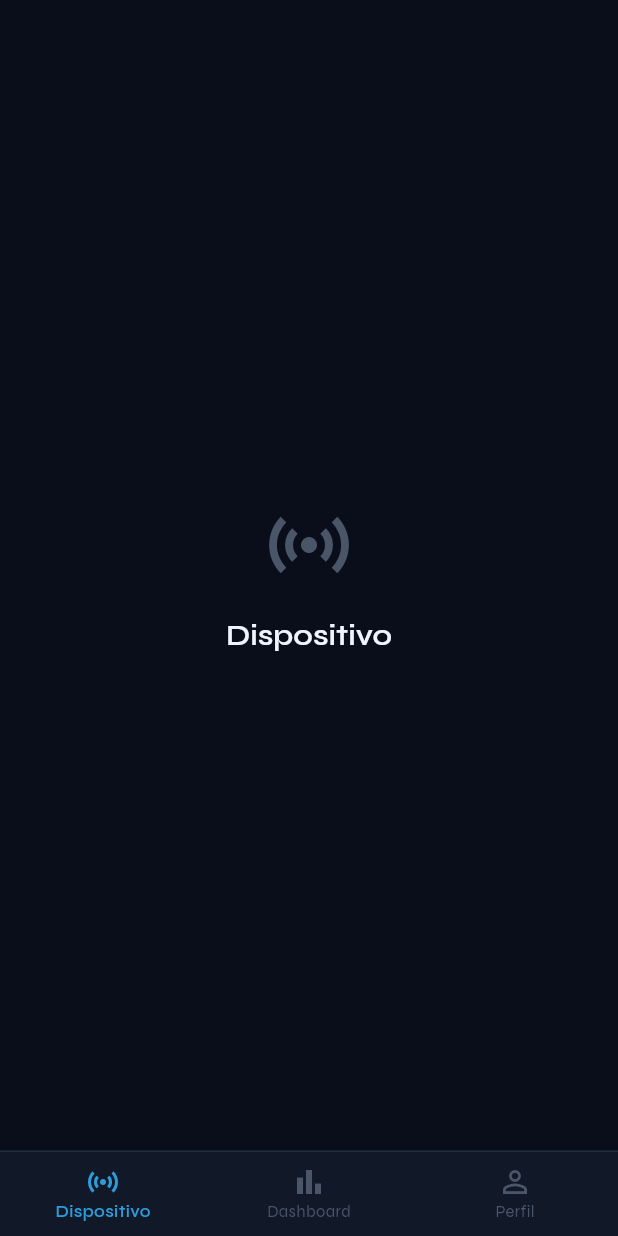
After one commit to vicentearaya/software2, a Flutter app: the MainScreen screen opened directly, on a phone screen of 412 x 824 dp. The commit adds this screen. Run offline on Flutter 3.47's test engine with Material 3 defaults, Android fonts, the phone set to English and light mode, and no system bars; our stand-ins replace google_fonts, shared_preferences; accounts and stored records are empty.

Commit message:
feat: agregar navbar con dispositivo, dashboard y perfil

```diff
--- a/frontend/lib/features/auth/register_screen.dart
+++ b/frontend/lib/features/auth/register_screen.dart
@@ -213,8 +213,9 @@ class _RegisterScreenState extends State<RegisterScreen> {
       ),
       validator: (value) {
         if (value == null || value.isEmpty) return 'Confirma tu contraseña';
-        if (value != _passwordController.text)
+        if (value != _passwordController.text) {
           return 'Las contraseñas no coinciden';
+        }
         return null;
       },
     );
--- /dev/null
+++ b/frontend/lib/features/device/device_screen.dart
@@ -0,0 +1,22 @@
+import 'package:flutter/material.dart';
+import '../../core/constants/app_colors.dart';
+
+class DeviceScreen extends StatelessWidget {
+  const DeviceScreen({super.key});
+
+  @override
+  Widget build(BuildContext context) {
+    return Scaffold(
+      body: Center(
+        child: Column(
+          mainAxisAlignment: MainAxisAlignment.center,
+          children: [
+            Icon(Icons.sensors, size: 64, color: AppColors.textMuted),
+            const SizedBox(height: 16),
+            Text('Dispositivo', style: Theme.of(context).textTheme.titleLarge),
+          ],
+        ),
+      ),
+    );
+  }
+}
--- /dev/null
+++ b/frontend/lib/shared/widgets/main_screen.dart
@@ -0,0 +1,73 @@
+import 'package:flutter/material.dart';
+import 'package:google_fonts/google_fonts.dart';
+import '../../core/constants/app_colors.dart';
+import '../../features/device/device_screen.dart';
+import '../../features/dashboard/dashboard_screen.dart';
+import '../../features/profile/profile_screen.dart';
+
+class MainScreen extends StatefulWidget {
+  const MainScreen({super.key});
+
+  @override
+  State<MainScreen> createState() => _MainScreenState();
+}
+
+class _MainScreenState extends State<MainScreen> {
+  int _currentIndex = 0;
+
+  final List<Widget> _screens = const [
+    DeviceScreen(),
+    DashboardScreen(),
+    ProfileScreen(),
+  ];
+
+  @override
+  Widget build(BuildContext context) {
+    return Scaffold(
+      body: _screens[_currentIndex],
+      bottomNavigationBar: _buildNavBar(),
+    );
+  }
+
+  Widget _buildNavBar() {
+    return Container(
+      decoration: const BoxDecoration(
+        border: Border(top: BorderSide(color: AppColors.border, width: 1)),
+      ),
+      child: BottomNavigationBar(
+        currentIndex: _currentIndex,
+        onTap: (index) => setState(() => _currentIndex = index),
+        backgroundColor: AppColors.surface,
+        selectedItemColor: AppColors.primary,
+        unselectedItemColor: AppColors.textMuted,
+        selectedLabelStyle: GoogleFonts.syne(
+          fontSize: 11,
+          fontWeight: FontWeight.w600,
+        ),
+        unselectedLabelStyle: GoogleFonts.syne(
+          fontSize: 11,
+          fontWeight: FontWeight.w400,
+        ),
+        type: BottomNavigationBarType.fixed,
+        elevation: 0,
+        items: const [
+          BottomNavigationBarItem(
+            icon: Icon(Icons.sensors_outlined),
+            activeIcon: Icon(Icons.sensors),
+            label: 'Dispositivo',
+          ),
+          BottomNavigationBarItem(
+            icon: Icon(Icons.bar_chart_outlined),
+            activeIcon: Icon(Icons.bar_chart),
+            label: 'Dashboard',
+          ),
+          BottomNavigationBarItem(
+            icon: Icon(Icons.person_outline),
+            activeIcon: Icon(Icons.person),
+            label: 'Perfil',
+          ),
+        ],
+      ),
+    );
+  }
+}
```
Also changed, not shown: frontend/lib/features/auth/login_screen.dart (+6 -2 lines), frontend/lib/features/dashboard/dashboard_screen.dart (added, +22 -0 lines), frontend/lib/features/profile/profile_screen.dart (added, +22 -0 lines), frontend/lib/shared/services/auth_service.dart (+20 -22 lines), 4 other files.
